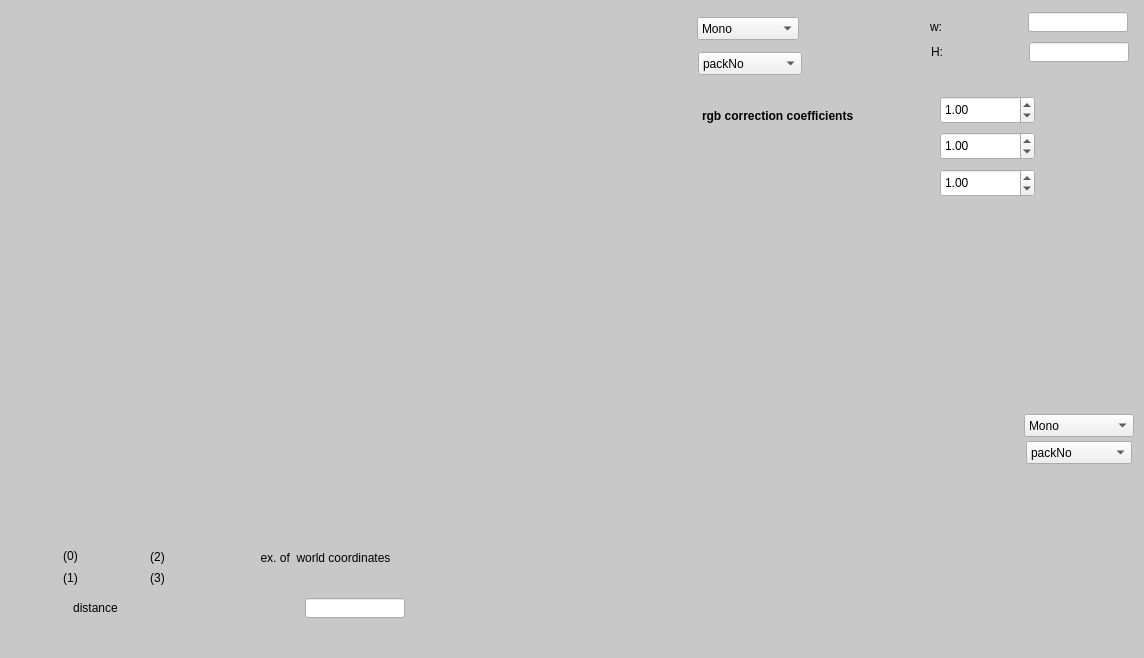
Qt form caQtDM_Tests/camera.ui (caqtdm/caqtdm) before a commit.
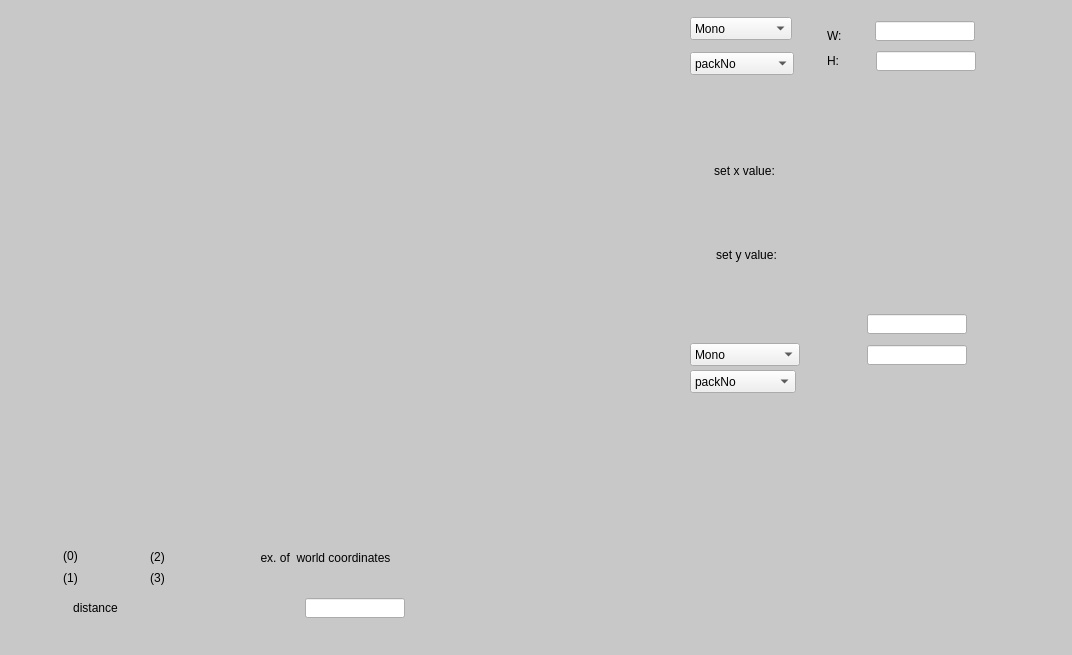
The same form after that commit. Custom widgets are drawn as their Qt base class.

Commit message: modified for value setting to device

What changed in the file:
```diff
--- a/caQtDM_Tests/camera.ui
+++ b/caQtDM_Tests/camera.ui
@@ -6,8 +6,8 @@
    <rect>
     <x>0</x>
     <y>0</y>
-    <width>1144</width>
-    <height>658</height>
+    <width>1072</width>
+    <height>655</height>
    </rect>
   </property>
   <property name="styleSheet">
@@ -525,7 +525,7 @@
    <widget class="QComboBox" name="comboBox">
     <property name="geometry">
      <rect>
-      <x>697</x>
+      <x>690</x>
       <y>17</y>
       <width>102</width>
       <height>23</height>
@@ -637,76 +637,10 @@
      </property>
     </item>
    </widget>
-   <widget class="QDoubleSpinBox" name="doubleSpinBox">
-    <property name="geometry">
-     <rect>
-      <x>940</x>
-      <y>96</y>
-      <width>95</width>
-      <height>28</height>
-     </rect>
-    </property>
-    <property name="minimum">
-     <double>0.000000000000000</double>
-    </property>
-    <property name="maximum">
-     <double>2.000000000000000</double>
-    </property>
-    <property name="singleStep">
-     <double>0.010000000000000</double>
-    </property>
-    <property name="value">
-     <double>1.000000000000000</double>
-    </property>
-   </widget>
-   <widget class="QDoubleSpinBox" name="doubleSpinBox_2">
-    <property name="geometry">
-     <rect>
-      <x>940</x>
-      <y>132</y>
-      <width>95</width>
-      <height>28</height>
-     </rect>
-    </property>
-    <property name="minimum">
-     <double>0.000000000000000</double>
-    </property>
-    <property name="maximum">
-     <double>2.000000000000000</double>
-    </property>
-    <property name="singleStep">
-     <double>0.010000000000000</double>
-    </property>
-    <property name="value">
-     <double>1.000000000000000</double>
-    </property>
-   </widget>
-   <widget class="QDoubleSpinBox" name="doubleSpinBox_3">
-    <property name="geometry">
-     <rect>
-      <x>940</x>
-      <y>169</y>
-      <width>95</width>
-      <height>28</height>
-     </rect>
-    </property>
-    <property name="minimum">
-     <double>0.000000000000000</double>
-    </property>
-    <property name="maximum">
-     <double>2.000000000000000</double>
-    </property>
-    <property name="singleStep">
-     <double>0.010000000000000</double>
-    </property>
-    <property name="value">
-     <double>1.000000000000000</double>
-    </property>
-   </widget>
    <widget class="QComboBox" name="comboBox_2">
     <property name="geometry">
      <rect>
-      <x>698</x>
+      <x>690</x>
       <y>52</y>
       <width>104</width>
       <height>23</height>
@@ -736,8 +670,8 @@
    <widget class="caLineEdit" name="calineedit">
     <property name="geometry">
      <rect>
-      <x>1028</x>
-      <y>12</y>
+      <x>875</x>
+      <y>21</y>
       <width>100</width>
       <height>20</height>
      </rect>
@@ -749,8 +683,8 @@
    <widget class="caLineEdit" name="calineedit_2">
     <property name="geometry">
      <rect>
-      <x>1029</x>
-      <y>42</y>
+      <x>876</x>
+      <y>51</y>
       <width>100</width>
       <height>20</height>
      </rect>
@@ -762,8 +696,8 @@
    <widget class="caCamera" name="cacamera_2">
     <property name="geometry">
      <rect>
-      <x>718</x>
-      <y>412</y>
+      <x>690</x>
+      <y>400</y>
       <width>294</width>
       <height>229</height>
      </rect>
@@ -823,8 +757,8 @@
    <widget class="QComboBox" name="comboBox_3">
     <property name="geometry">
      <rect>
-      <x>1024</x>
-      <y>414</y>
+      <x>690</x>
+      <y>343</y>
       <width>110</width>
       <height>23</height>
      </rect>
@@ -938,8 +872,8 @@
    <widget class="QComboBox" name="comboBox_4">
     <property name="geometry">
      <rect>
-      <x>1026</x>
-      <y>441</y>
+      <x>690</x>
+      <y>370</y>
       <width>106</width>
       <height>23</height>
      </rect>
@@ -965,38 +899,25 @@
      </property>
     </item>
    </widget>
-   <widget class="caLabel" name="calabel">
-    <property name="geometry">
-     <rect>
-      <x>702</x>
-      <y>95</y>
-      <width>217</width>
-      <height>43</height>
-     </rect>
-    </property>
-    <property name="text">
-     <string>&lt;html&gt;&lt;head/&gt;&lt;body&gt;&lt;p&gt;&lt;span style=&quot; font-weight:600;&quot;&gt;rgb correction coefficients&lt;/span&gt;&lt;/p&gt;&lt;/body&gt;&lt;/html&gt;</string>
-    </property>
-   </widget>
    <widget class="caLabel" name="calabel_2">
     <property name="geometry">
      <rect>
-      <x>930</x>
-      <y>13</y>
-      <width>90</width>
+      <x>827</x>
+      <y>22</y>
+      <width>40</width>
       <height>28</height>
      </rect>
     </property>
     <property name="text">
-     <string>w:</string>
+     <string>W:</string>
     </property>
    </widget>
    <widget class="caLabel" name="calabel_3">
     <property name="geometry">
      <rect>
-      <x>931</x>
-      <y>38</y>
-      <width>90</width>
+      <x>827</x>
+      <y>47</y>
+      <width>40</width>
       <height>28</height>
      </rect>
     </property>
@@ -1004,9 +925,148 @@
      <string>H:</string>
     </property>
    </widget>
+   <widget class="caApplyNumeric" name="caapplynumeric">
+    <property name="geometry">
+     <rect>
+      <x>816</x>
+      <y>138</y>
+      <width>175</width>
+      <height>62</height>
+     </rect>
+    </property>
+    <property name="integerDigits" stdset="0">
+     <number>6</number>
+    </property>
+    <property name="decimalDigits" stdset="0">
+     <number>0</number>
+    </property>
+    <property name="channel" stdset="0">
+     <string notr="true">roi:x</string>
+    </property>
+    <property name="precisionMode">
+     <enum>caApplyNumeric::User</enum>
+    </property>
+    <property name="fixedFormat">
+     <bool>true</bool>
+    </property>
+    <property name="limitsMode">
+     <enum>caApplyNumeric::User</enum>
+    </property>
+    <property name="minValue">
+     <double>0.000000000000000</double>
+    </property>
+   </widget>
+   <widget class="caApplyNumeric" name="caapplynumeric_2">
+    <property name="geometry">
+     <rect>
+      <x>817</x>
+      <y>220</y>
+      <width>175</width>
+      <height>62</height>
+     </rect>
+    </property>
+    <property name="integerDigits" stdset="0">
+     <number>6</number>
+    </property>
+    <property name="decimalDigits" stdset="0">
+     <number>0</number>
+    </property>
+    <property name="channel" stdset="0">
+     <string notr="true">roi:y</string>
+    </property>
+    <property name="precisionMode">
+     <enum>caApplyNumeric::User</enum>
+    </property>
+    <property name="fixedFormat">
+     <bool>true</bool>
+    </property>
+    <property name="limitsMode">
+     <enum>caApplyNumeric::User</enum>
+    </property>
+    <property name="minValue">
+     <double>0.000000000000000</double>
+    </property>
+   </widget>
+   <widget class="caLabel" name="calabel_34">
+    <property name="geometry">
+     <rect>
+      <x>696</x>
+      <y>156</y>
+      <width>97</width>
+      <height>30</height>
+     </rect>
+    </property>
+    <property name="text">
+     <string>set x value:</string>
+    </property>
+    <property name="alignment">
+     <set>Qt::AlignCenter</set>
+    </property>
+    <property name="background">
+     <color alpha="0">
+      <red>160</red>
+      <green>160</green>
+      <blue>164</blue>
+     </color>
+    </property>
+   </widget>
+   <widget class="caLabel" name="calabel_35">
+    <property name="geometry">
+     <rect>
+      <x>698</x>
+      <y>240</y>
+      <width>97</width>
+      <height>30</height>
+     </rect>
+    </property>
+    <property name="text">
+     <string>set y value:</string>
+    </property>
+    <property name="alignment">
+     <set>Qt::AlignCenter</set>
+    </property>
+    <property name="background">
+     <color alpha="0">
+      <red>160</red>
+      <green>160</green>
+      <blue>164</blue>
+     </color>
+    </property>
+   </widget>
+   <widget class="caLineEdit" name="calineedit_25">
+    <property name="geometry">
+     <rect>
+      <x>867</x>
+      <y>314</y>
+      <width>100</width>
+      <height>20</height>
+     </rect>
+    </property>
+    <property name="channel" stdset="0">
+     <string notr="true">roi:x</string>
+    </property>
+   </widget>
+   <widget class="caLineEdit" name="calineedit_26">
+    <property name="geometry">
+     <rect>
+      <x>867</x>
+      <y>345</y>
+      <width>100</width>
+      <height>20</height>
+     </rect>
+    </property>
+    <property name="channel" stdset="0">
+     <string notr="true">roi:y</string>
+    </property>
+   </widget>
   </widget>
  </widget>
  <customwidgets>
+  <customwidget>
+   <class>caApplyNumeric</class>
+   <extends>QWidget</extends>
+   <header>caApplyNumeric</header>
+  </customwidget>
   <customwidget>
    <class>caChoice</class>
    <extends>QWidget</extends>
```
Left out of the diff: 114 changed lines with no effect on the pictures.
